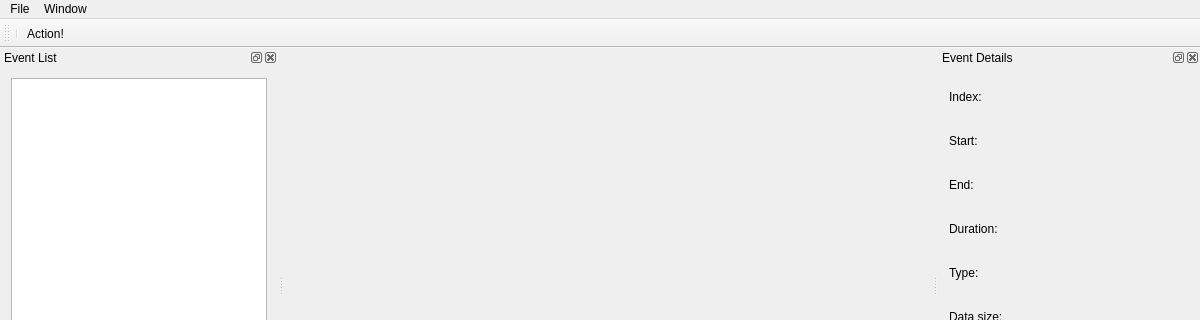
First picture: the form in nandseewindow.ui, repository xobs/nandsee, before the edit; both pictures show x 0 to 1200 and y 0 to 320 of the 1200 by 543 pixel window.
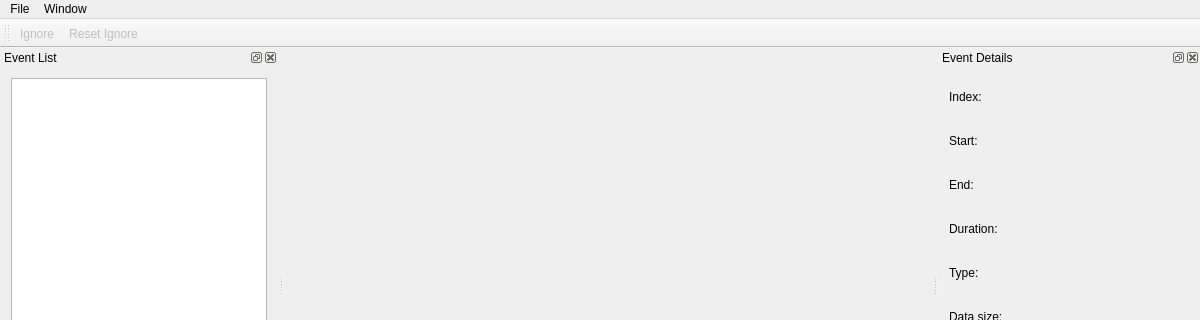
Second picture: the form after the edit. Custom widgets are drawn as their Qt base class.

Commit message:
events: Support ignoring events of a specific type
This allows us to, for example, ignore all CHARGE events, which don't
seem to have much impact.

What changed in the file:
```diff
--- a/nandseewindow.ui
+++ b/nandseewindow.ui
@@ -52,10 +52,10 @@
     <enum>TopToolBarArea</enum>
    </attribute>
    <attribute name="toolBarBreak">
-    <bool>true</bool>
+    <bool>false</bool>
    </attribute>
-   <addaction name="separator"/>
-   <addaction name="actionAction"/>
+   <addaction name="ignoreEventsAction"/>
+   <addaction name="unignoreEventsAction"/>
   </widget>
   <widget class="QStatusBar" name="statusBar"/>
   <widget class="QDockWidget" name="eventListDock">
@@ -276,9 +276,26 @@
     <string>Utilities</string>
    </property>
   </action>
-  <action name="actionAction">
+  <action name="ignoreEventsAction">
+   <property name="enabled">
+    <bool>false</bool>
+   </property>
    <property name="text">
-    <string>Action!</string>
+    <string>Ignore </string>
+   </property>
+   <property name="toolTip">
+    <string>Ignore packets of this type</string>
+   </property>
+  </action>
+  <action name="unignoreEventsAction">
+   <property name="enabled">
+    <bool>false</bool>
+   </property>
+   <property name="text">
+    <string>Reset Ignore</string>
+   </property>
+   <property name="toolTip">
+    <string>Reset all ignored packets</string>
    </property>
   </action>
  </widget>
```
The commit also changes 6 other files.
